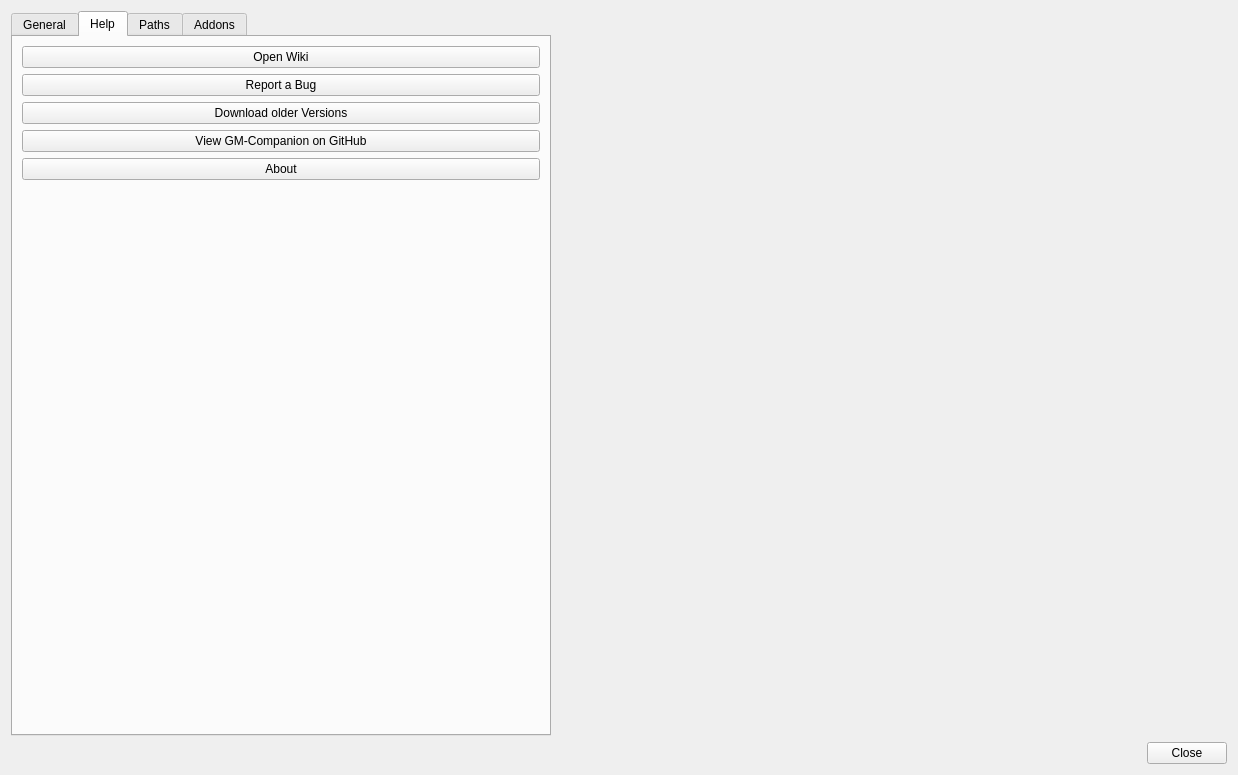
This is dialogs/optionsdialog.ui in PhilInTheGaps/GM-Companion as Qt 5 draws it before an edit. The edited form follows.
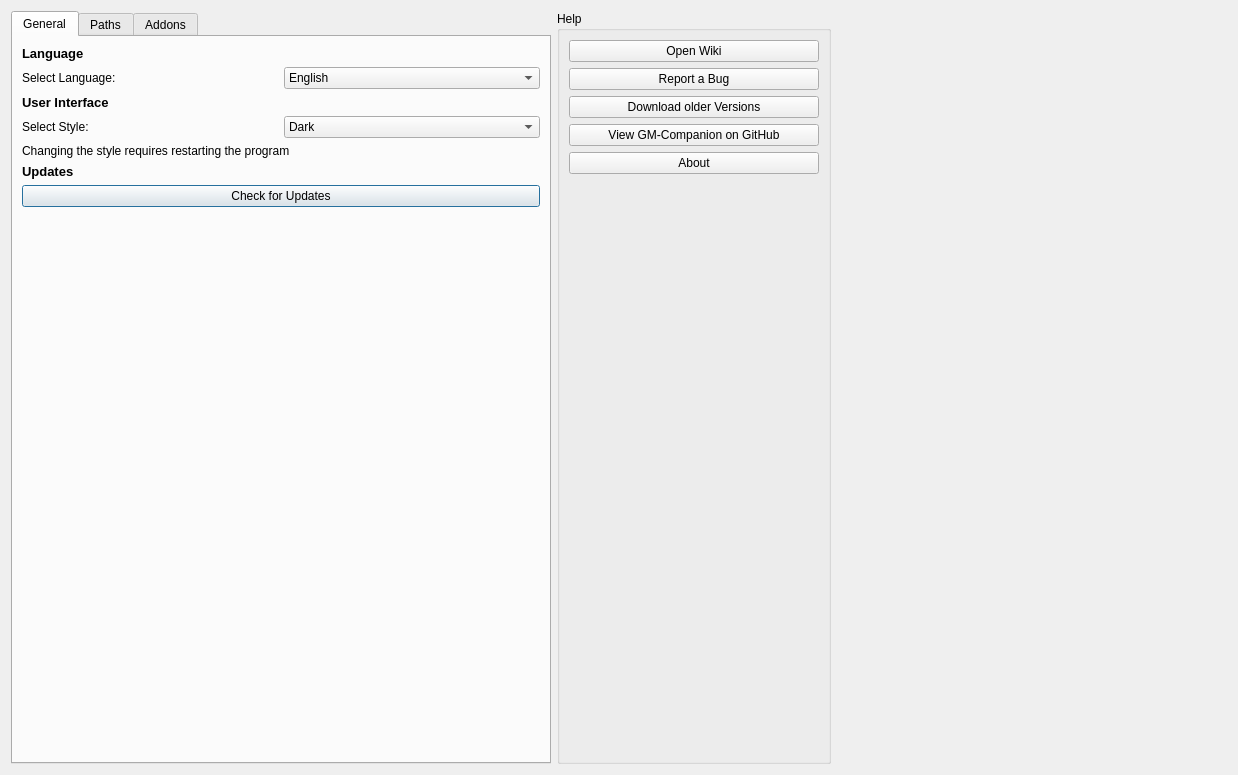
This is the edited form. The open tabs and pages were chosen to show the change. Icons and pictures are not drawn.

The edit to the form file:
```diff
--- a/dialogs/optionsdialog.ui
+++ b/dialogs/optionsdialog.ui
@@ -17,7 +17,7 @@
    <iconset resource="../resources.qrc">
     <normaloff>:/resources/icon256.png</normaloff>:/resources/icon256.png</iconset>
   </property>
-  <layout class="QVBoxLayout" name="verticalLayout">
+  <layout class="QHBoxLayout" name="horizontalLayout_7">
    <item>
     <widget class="QTabWidget" name="tabWidget">
      <property name="sizePolicy">
@@ -173,85 +173,6 @@
        </item>
       </layout>
      </widget>
-     <widget class="QWidget" name="tabHelp">
-      <attribute name="title">
-       <string>Help</string>
-      </attribute>
-      <layout class="QVBoxLayout" name="verticalLayout_8">
-       <item>
-        <widget class="QPushButton" name="pushButton_openWiki">
-         <property name="sizePolicy">
-          <sizepolicy hsizetype="Minimum" vsizetype="Fixed">
-           <horstretch>0</horstretch>
-           <verstretch>0</verstretch>
-          </sizepolicy>
-         </property>
-         <property name="minimumSize">
-          <size>
-           <width>250</width>
-           <height>0</height>
-          </size>
-         </property>
-         <property name="text">
-          <string>Open Wiki</string>
-         </property>
-        </widget>
-       </item>
-       <item>
-        <widget class="QPushButton" name="pushButton_reportABug">
-         <property name="sizePolicy">
-          <sizepolicy hsizetype="Minimum" vsizetype="Fixed">
-           <horstretch>0</horstretch>
-           <verstretch>0</verstretch>
-          </sizepolicy>
-         </property>
-         <property name="minimumSize">
-          <size>
-           <width>250</width>
-           <height>0</height>
-          </size>
-         </property>
-         <property name="text">
-          <string>Report a Bug</string>
-         </property>
-        </widget>
-       </item>
-       <item>
-        <widget class="QPushButton" name="pushButton_downloadOlderVersions">
-         <property name="text">
-          <string>Download older Versions</string>
-         </property>
-        </widget>
-       </item>
-       <item>
-        <widget class="QPushButton" name="pushButton_viewOnGitHub">
-         <property name="text">
-          <string>View GM-Companion on GitHub</string>
-         </property>
-        </widget>
-       </item>
-       <item>
-        <widget class="QPushButton" name="pushButton_about">
-         <property name="text">
-          <string>About</string>
-         </property>
-        </widget>
-       </item>
-       <item>
-        <spacer name="verticalSpacer_3">
-         <property name="orientation">
-          <enum>Qt::Vertical</enum>
-         </property>
-         <property name="sizeHint" stdset="0">
-          <size>
-           <width>20</width>
-           <height>40</height>
-          </size>
-         </property>
-        </spacer>
-       </item>
-      </layout>
-     </widget>
      <widget class="QWidget" name="tabPaths">
       <attribute name="title">
        <string>Paths</string>
@@ -581,28 +502,104 @@
     </widget>
    </item>
    <item>
-    <layout class="QHBoxLayout" name="horizontalLayout_7">
-     <item>
-      <spacer name="horizontalSpacer_2">
-       <property name="orientation">
-        <enum>Qt::Horizontal</enum>
-       </property>
-       <property name="sizeHint" stdset="0">
-        <size>
-         <width>40</width>
-         <height>20</height>
-        </size>
-       </property>
-      </spacer>
-     </item>
-     <item>
-      <widget class="QPushButton" name="closeButton">
-       <property name="text">
-        <string>Close</string>
-       </property>
-      </widget>
-     </item>
-    </layout>
+    <widget class="QGroupBox" name="groupBox_help">
+     <property name="sizePolicy">
+      <sizepolicy hsizetype="Maximum" vsizetype="Preferred">
+       <horstretch>0</horstretch>
+       <verstretch>0</verstretch>
+      </sizepolicy>
+     </property>
+     <property name="title">
+      <string>Help</string>
+     </property>
+     <layout class="QVBoxLayout" name="verticalLayout">
+      <item>
+       <widget class="QPushButton" name="pushButton_openWiki">
+        <property name="sizePolicy">
+         <sizepolicy hsizetype="Minimum" vsizetype="Fixed">
+          <horstretch>0</horstretch>
+          <verstretch>0</verstretch>
+         </sizepolicy>
+        </property>
+        <property name="minimumSize">
+         <size>
+          <width>250</width>
+          <height>0</height>
+         </size>
+        </property>
+        <property name="text">
+         <string>Open Wiki</string>
+        </property>
+       </widget>
+      </item>
+      <item>
+       <widget class="QPushButton" name="pushButton_reportABug">
+        <property name="sizePolicy">
+         <sizepolicy hsizetype="Minimum" vsizetype="Fixed">
+          <horstretch>0</horstretch>
+          <verstretch>0</verstretch>
+         </sizepolicy>
+        </property>
+        <property name="minimumSize">
+         <size>
+          <width>250</width>
+          <height>0</height>
+         </size>
+        </property>
+        <property name="text">
+         <string>Report a Bug</string>
+        </property>
+       </widget>
+      </item>
+      <item>
+       <widget class="QPushButton" name="pushButton_downloadOlderVersions">
+        <property name="text">
+         <string>Download older Versions</string>
+        </property>
+       </widget>
+      </item>
+      <item>
+       <widget class="QPushButton" name="pushButton_viewOnGitHub">
+        <property name="text">
+         <string>View GM-Companion on GitHub</string>
+        </property>
+       </widget>
+      </item>
+      <item>
+       <widget class="QPushButton" name="pushButton_about">
+        <property name="text">
+         <string>About</string>
+        </property>
+       </widget>
+      </item>
+      <item>
+       <spacer name="verticalSpacer_4">
+        <property name="orientation">
+         <enum>Qt::Vertical</enum>
+        </property>
+        <property name="sizeHint" stdset="0">
+         <size>
+          <width>20</width>
+          <height>40</height>
+         </size>
+        </property>
+       </spacer>
+      </item>
+     </layout>
+    </widget>
+   </item>
+   <item>
+    <spacer name="horizontalSpacer_2">
+     <property name="orientation">
+      <enum>Qt::Horizontal</enum>
+     </property>
+     <property name="sizeHint" stdset="0">
+      <size>
+       <width>40</width>
+       <height>20</height>
+      </size>
+     </property>
+    </spacer>
    </item>
   </layout>
  </widget>
```
